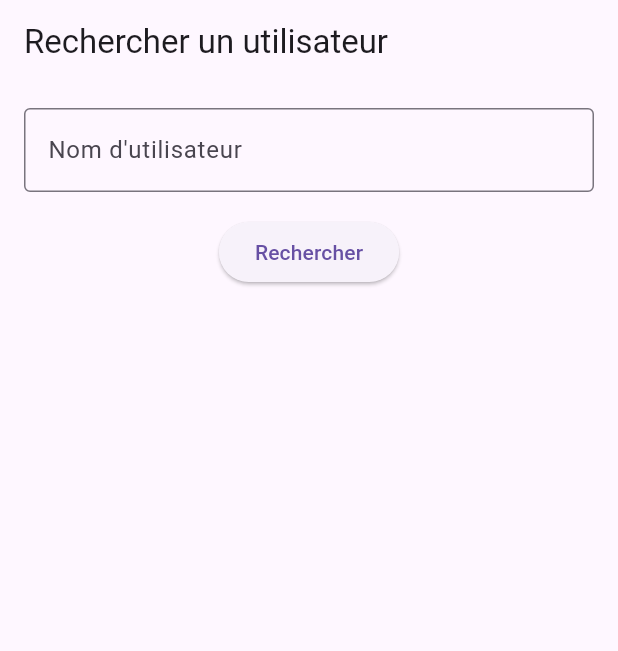
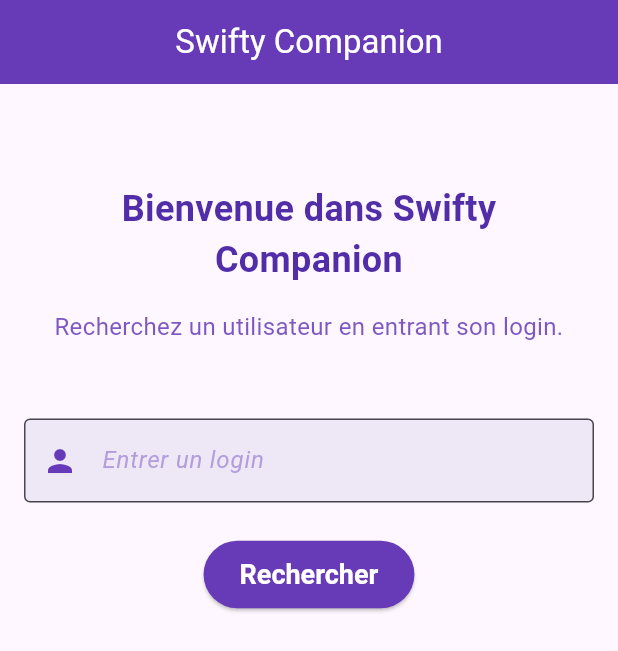
Before and after one commit to Nowa-k/swifty-companion, a Flutter app: the screen it shows after launch, on a phone screen of 412 x 824 dp. Shown: the top 651 px of the screen. Run offline on Flutter 3.47's test engine with Material 3 defaults, Android fonts, the phone set to English and light mode, and no system bars; accounts and stored records are empty.

Commit message:
Verify data for from, add condition and new search

```diff
--- a/swifty/lib/services/api42Auth.dart
+++ b/swifty/lib/services/api42Auth.dart
@@ -23,6 +23,7 @@ class Api42Auth {
 
     if (response.statusCode == 200) {
       final data = jsonDecode(response.body);
+      print(data);
       return data['access_token'];
     } else {
       print('Erreur lors de l\'obtention du token : ${response.body}');
--- a/swifty/lib/services/apiService.dart
+++ b/swifty/lib/services/apiService.dart
@@ -19,6 +19,7 @@ class Api {
 
     if (response.statusCode == 200) {
       final Map<String, dynamic> json = jsonDecode(response.body);
+
       return UserModel.fromJson(json);
     } else {
       print('Erreur lors de la requête GET : ${response.body}');
--- a/swifty/lib/views/search_user_page.dart
+++ b/swifty/lib/views/search_user_page.dart
@@ -9,24 +9,67 @@ class SearchUserPage extends StatelessWidget {
   @override
   Widget build(BuildContext context) {
     return Scaffold(
-      appBar: AppBar(title: Text("Rechercher un utilisateur")),
-      body: Padding(
+      appBar: AppBar(
+        title: Text("Swifty Companion",
+          style: TextStyle(
+            color: Colors.white,
+        ),
+      ),
+        backgroundColor: Colors.deepPurple,
+        centerTitle: true,
+      ),
+      body: SingleChildScrollView(
+        child: Padding(
           padding: const EdgeInsets.all(16.0),
           child: Column(
+            crossAxisAlignment: CrossAxisAlignment.center,
+            mainAxisAlignment: MainAxisAlignment.center,
             children: [
+              SizedBox(height: 50),
+              Text(
+                "Bienvenue dans Swifty Companion",
+                style: TextStyle(
+                  fontSize: 24,
+                  fontWeight: FontWeight.bold,
+                  color: Colors.deepPurple[700],
+                ),
+                textAlign: TextAlign.center,
+              ),
+              SizedBox(height: 16),
+              Text(
+                "Recherchez un utilisateur en entrant son login.",
+                style: TextStyle(
+                  fontSize: 16,
+                  color: Colors.deepPurple[400],
+                ),
+                textAlign: TextAlign.center,
+              ),
+              SizedBox(height: 50),
               TextField(
                 controller: _controller,
                 decoration: InputDecoration(
-                labelText: "Nom d'utilisateur",
+                  labelText: "Entrer un login",
+                  labelStyle: TextStyle(
+                    color: Colors.deepPurple[200],
+                    fontStyle: FontStyle.italic,
+                  ),
                   border: OutlineInputBorder(),
+                  prefixIcon: Icon(Icons.person, color: Colors.deepPurple),
+                  filled: true,
+                  fillColor: Colors.deepPurple[50],
+                ),
+                style: TextStyle(
+                  color: Colors.deepPurple[400]
                 ),
               ),
-            SizedBox(height: 16),
+              SizedBox(height: 24),
               ElevatedButton(
                 onPressed: () {
                   final username = _controller.text.trim();
                   if (username.isNotEmpty) {
-                  Provider.of<UserViewModel>(context, listen: false).fetchUser(username).then((_) {
+                    Provider.of<UserViewModel>(context, listen: false)
+                        .fetchUser(username)
+                        .then((_) {
                       final user = Provider.of<UserViewModel>(context, listen: false).user;
                       if (user != null) {
                         Navigator.push(
@@ -35,15 +78,28 @@ class SearchUserPage extends StatelessWidget {
                         );
                       } else {
                         ScaffoldMessenger.of(context).showSnackBar(
-                        SnackBar(content: Text('Utilisateur introuvable.')),
+                          SnackBar(
+                            content: Text('Utilisateur introuvable.'),
+                            backgroundColor: Colors.red,
+                          ),
                         );
                       }
                     });
                   }
                 },
-              child: Text("Rechercher"),
+                style: ElevatedButton.styleFrom(
+                  backgroundColor: Colors.deepPurple,
+                  padding: EdgeInsets.symmetric(horizontal: 24, vertical: 12),
+                  textStyle: TextStyle(fontSize: 18, fontWeight: FontWeight.bold),
+                ),
+                child: Text("Rechercher",
+                  style: TextStyle(
+                    color: Colors.white,
+                  ),
+                ),
               ),
             ],
+          ),
         ),
       ),
     );
--- a/swifty/lib/views_models/user_viewmodel.dart
+++ b/swifty/lib/views_models/user_viewmodel.dart
@@ -4,6 +4,8 @@ import '../models/userModel.dart';
 import '../services/apiService.dart';
 
 class UserViewModel extends ChangeNotifier {
+  final String clientId = "u-s4t2ud-2ade3757224fd860db86998ca5f317248a0ceb942ba2d474b98b70e26612a18e";
+  final String clientSecret = "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";
 
   late Api42Auth _auth = Api42Auth(clientId: this.clientId, clientSecret: this.clientSecret);
   late Api _api;
```
Also changed, not shown: swifty/lib/models/projectModel.dart (+25 -1 lines), swifty/lib/models/userModel.dart (+85 -18 lines), swifty/lib/views/buildProfileSection.dart (+75 -16 lines), swifty/lib/views/buildProjectsSection.dart (+29 -7 lines), swifty/lib/views/buildSkillsSection.dart (+24 -6 lines), swifty/lib/views/user_detail_page.dart (+9 -5 lines). Lines whose indentation alone changed are shown as unchanged.
